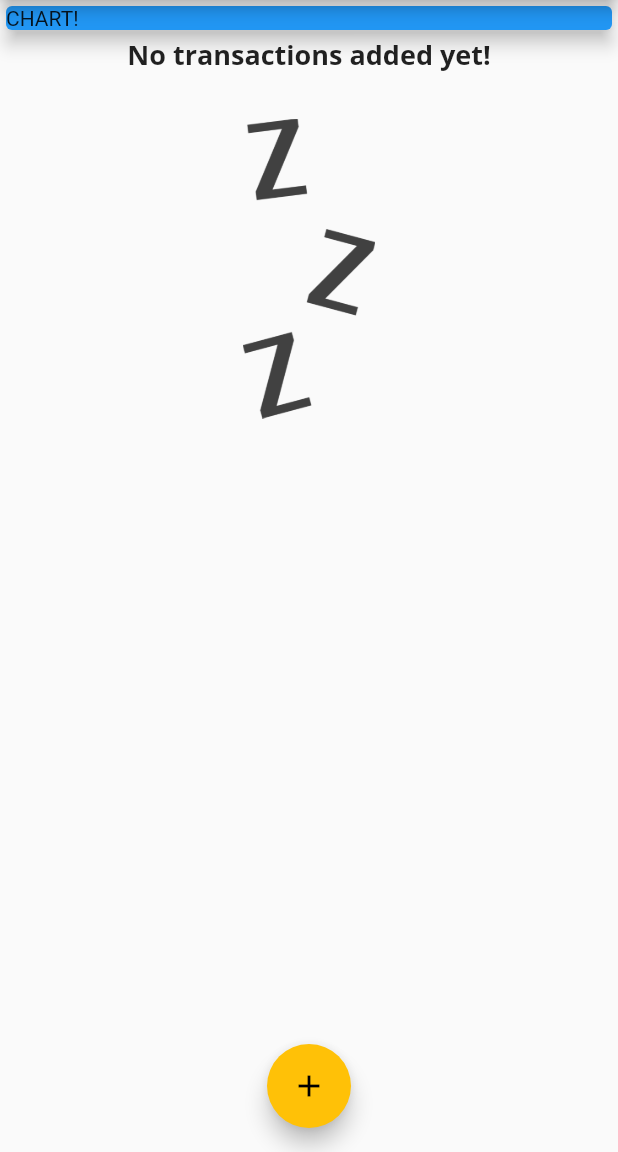
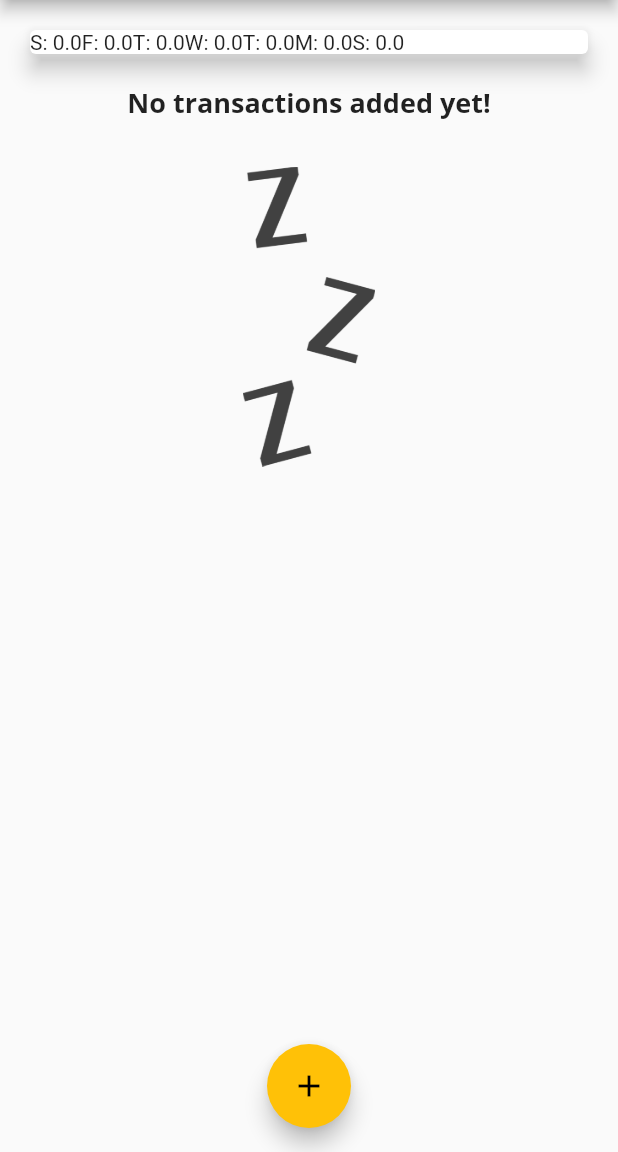
Before and after one commit to Rybsooon11/Flutter, a Flutter app: the screen it shows after launch, on a phone screen of 412 x 824 dp, the part 84-1236 px from its top. Run offline on Flutter 3.47's test engine with Material 2 defaults, Android fonts, the phone set to English and light mode, and no system bars.

Commit message:
chart, chart bar

```diff
--- a/shop_list/lib/main.dart
+++ b/shop_list/lib/main.dart
@@ -3,6 +3,7 @@
 import './widgets/new_transaction.dart';
 import './widgets/transaction_list.dart';
 import './models/transaction.dart';
+import './widgets/chart.dart';
 
 void main() => runApp(MyApp());
 
@@ -58,6 +59,15 @@
     // ),
   ];
 
+  List<Transaction> get _recentTransactions {
+    return _userTransactions.where((tx) {
+      return tx.date.isAfter(
+        DateTime.now().subtract(
+          Duration(days: 7),
+      ));
+    }).toList();
+  }
+
   void _addNewTransaction(String txTitle, double txAmount) {
     final newTx = Transaction(
       title: txTitle,
@@ -101,14 +111,7 @@
           // mainAxisAlignment: MainAxisAlignment.start,
           crossAxisAlignment: CrossAxisAlignment.stretch,
           children: <Widget>[
-            Container(
-              width: double.infinity,
-              child: Card(
-                color: Colors.blue,
-                child: Text('CHART!'),
-                elevation: 5,
-              ),
-            ),
+            Chart(_recentTransactions),
             TransactionList(_userTransactions),
           ],
         ),
--- /dev/null
+++ b/shop_list/lib/widgets/chart.dart
@@ -0,0 +1,43 @@
+import 'package:flutter/material.dart';
+import 'package:intl/intl.dart';
+
+import '../models/transaction.dart';
+
+class Chart extends StatelessWidget {
+  final List<Transaction> recentTransactions;
+
+  Chart(this.recentTransactions);
+
+  List<Map<String, Object>> get groupedTransactionValues {
+    return List.generate(7, (index) {
+      final weekDay = DateTime.now().subtract(
+        Duration(days: index),
+      );
+      var totalSum = 0.0;
+
+      for (var i = 0; i < recentTransactions.length; i++) {
+        if (recentTransactions[i].date.day == weekDay.day &&
+            recentTransactions[i].date.month == weekDay.month &&
+            recentTransactions[i].date.year == weekDay.year) {
+          totalSum += recentTransactions[i].amount;
+        }
+      }
+
+      return {'day': DateFormat.E().format(weekDay).substring(0,1),
+       'amount': totalSum};
+    });
+  }
+
+  @override
+  Widget build(BuildContext context) {
+    return Card(
+      elevation: 6,
+      margin: EdgeInsets.all(20),
+      child: Row(
+        children: groupedTransactionValues.map((data) {
+          return Text('${data['day']}: ${data['amount']}');
+        }).toList(),
+      ),
+    );
+  }
+}
```
Also changed, not shown: shop_list/lib/widgets/chart_bar.dart (added, +49 -0 lines).
